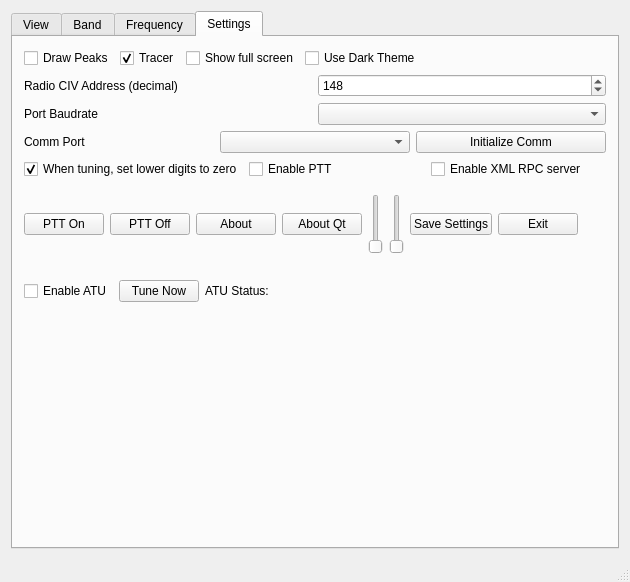
Qt form wfmain.ui (adecarolis/wfweb) before a commit.
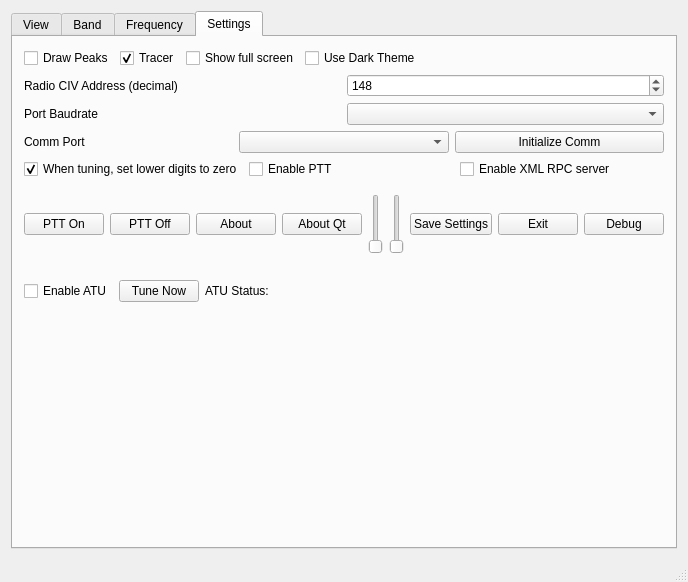
The same form after that commit. The open tabs and pages were chosen to show the change. Custom widgets are drawn as their Qt base class.

```diff
--- a/wfmain.ui
+++ b/wfmain.ui
@@ -1228,6 +1228,13 @@
             </property>
            </widget>
           </item>
+          <item>
+           <widget class="QPushButton" name="debugBtn">
+            <property name="text">
+             <string>Debug</string>
+            </property>
+           </widget>
+          </item>
           <item>
            <spacer name="horizontalSpacer_5">
             <property name="orientation">
```
Left out of the diff: 4 changed lines with no effect on the pictures.
